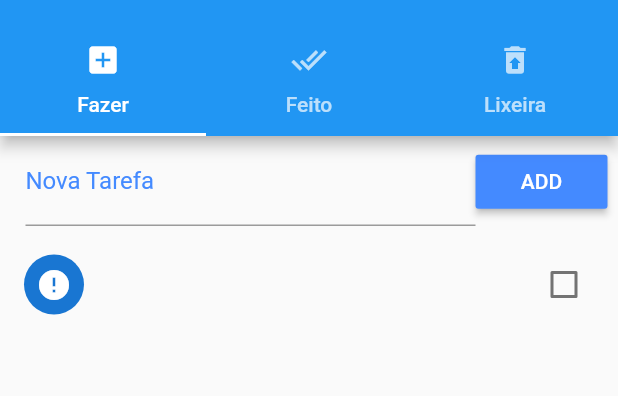
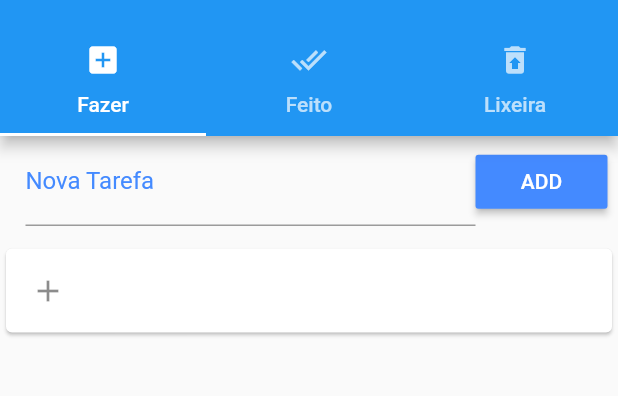
Before and after one commit to fernandowobeto/flutter_todo_list, a Flutter app: the screen it shows after launch, after a tap on "ADD", on a phone screen of 412 x 824 dp, the part 59-455 px from its top. Run offline on Flutter 3.47's test engine with Material 2 defaults, Android fonts, the phone set to English and light mode, and no system bars.

```diff
--- a/lib/DataModel.dart
+++ b/lib/DataModel.dart
@@ -0,0 +1,66 @@
+import 'dart:async';
+import 'dart:convert';
+import 'dart:io';
+
+import 'package:path_provider/path_provider.dart';
+
+class DataModel {
+  Future<File> _getFile() async {
+    final directory = await getApplicationDocumentsDirectory();
+    return File("${directory.path}/todo.json");
+  }
+
+  void saveData(Map<String, List> map) async {
+    String data = json.encode(map);
+
+    final file = await _getFile();
+    file.writeAsString(data);
+  }
+
+  void saveTodoData(Map<String, dynamic> item) async {
+    final data = await readData();
+
+    await data['todo'].add(item);
+
+    saveData(data);
+  }
+
+  void saveDoneData(Map<String, dynamic> item) async {
+    final data = await readData();
+
+    await data["done"].add(item);
+
+    saveData(data);
+  }
+
+  void saveTrashData(Map item) async {
+    final data = await readData();
+
+    await data["trash"].add(item);
+
+    saveData(data);
+  }
+
+  Future<Map> readData() async {
+    try {
+      final file = await _getFile();
+
+      String data = await file.readAsStringSync();
+
+      return json.decode(data);
+    } catch (e) {
+      return null;
+    }
+  }
+
+  Map createInitialJsonData() {
+    Map<String, List> initData = Map();
+    initData['todo'] = [];
+    initData['done'] = [];
+    initData['trash'] = [];
+
+    saveData(initData);
+
+    return initData;
+  }
+}
--- a/lib/todo.dart
+++ b/lib/todo.dart
@@ -1,10 +1,5 @@
-import 'dart:async';
-import 'dart:convert';
-import 'dart:io';
-
 import 'package:flutter/material.dart';
-import 'package:path_provider/path_provider.dart';
-
+import 'DataModel.dart';
 
 class ToDo extends StatefulWidget {
   @override
@@ -12,8 +7,8 @@ class ToDo extends StatefulWidget {
 }
 
 class _ToDoState extends State<ToDo> {
-
   final _toDoController = TextEditingController();
+  final _dataModel = DataModel();
 
   List _toDoList = [];
 
@@ -21,9 +16,15 @@ class _ToDoState extends State<ToDo> {
   void initState() {
     super.initState();
 
-    _readData().then((data) {
+    _dataModel.readData().then((map) {
       setState(() {
-        _toDoList = json.decode(data);
+        var data = map;
+
+        if (data == null) {
+          data = _dataModel.createInitialJsonData();
+        }
+
+        _toDoList = data['todo'];
       });
     });
   }
@@ -32,28 +33,12 @@ class _ToDoState extends State<ToDo> {
     setState(() {
       Map<String, dynamic> newToDo = Map();
       newToDo["title"] = _toDoController.text;
+      newToDo["status"] = 0;
       _toDoController.text = "";
-      newToDo["ok"] = false;
       _toDoList.add(newToDo);
 
-      _saveData();
+      _dataModel.saveTodoData(newToDo);
     });
-  }
-
-  Future<Null> _refresh() async{
-    await Future.delayed(Duration(seconds: 1));
-
-    setState(() {
-      _toDoList.sort((a, b){
-        if(a["ok"] && !b["ok"]) return 1;
-        else if(!a["ok"] && b["ok"]) return -1;
-        else return 0;
-      });
-
-      _saveData();
-    });
-
-    return null;
   }
 
   @override
@@ -69,10 +54,8 @@ class _ToDoState extends State<ToDo> {
                 controller: _toDoController,
                 decoration: InputDecoration(
                     labelText: "Nova Tarefa",
-                        labelStyle: TextStyle(color: Colors.blueAccent)
-                    ),
-                  )
-              ),
+                    labelStyle: TextStyle(color: Colors.blueAccent)),
+              )),
               RaisedButton(
                 color: Colors.blueAccent,
                 child: Text("ADD"),
@@ -83,55 +66,21 @@ class _ToDoState extends State<ToDo> {
           ),
         ),
         Expanded(
-          child: RefreshIndicator(onRefresh: _refresh,
           child: ListView.builder(
               padding: EdgeInsets.only(top: 10.0),
               itemCount: _toDoList.length,
-                itemBuilder: buildItem
-            ),
-          ),
+              itemBuilder: buildItem),
         )
       ],
     );
   }
 
-  Widget buildItem(BuildContext context, int index){
-    return CheckboxListTile(
+  Widget buildItem(BuildContext context, int index) {
+    return Card(
+      child: ListTile(
+        leading: Icon(Icons.add),
         title: Text(_toDoList[index]["title"]),
-      value: _toDoList[index]["ok"],
-      secondary: CircleAvatar(
-        child: Icon(_toDoList[index]["ok"] ?
-        Icons.check : Icons.error
       ),
-      ),
-      onChanged: (c){
-        setState(() {
-          _toDoList[index]["ok"] = c;
-          _saveData();
-        });
-      },
     );
   }
-
-  Future<File> _getFile() async {
-    final directory = await getApplicationDocumentsDirectory();
-    return File("${directory.path}/data.json");
 }
-
-  Future<File> _saveData() async {
-    String data = json.encode(_toDoList);
-
-    final file = await _getFile();
-    return file.writeAsString(data);
-  }
-
-  Future<String> _readData() async {
-    try {
-      final file = await _getFile();
-
-      return file.readAsString();
-    } catch (e) {
-      return null;
-    }
-  }
-}
```
Also changed, not shown: lib/done.dart (+11 -47 lines). Lines whose indentation alone changed are shown as unchanged.
